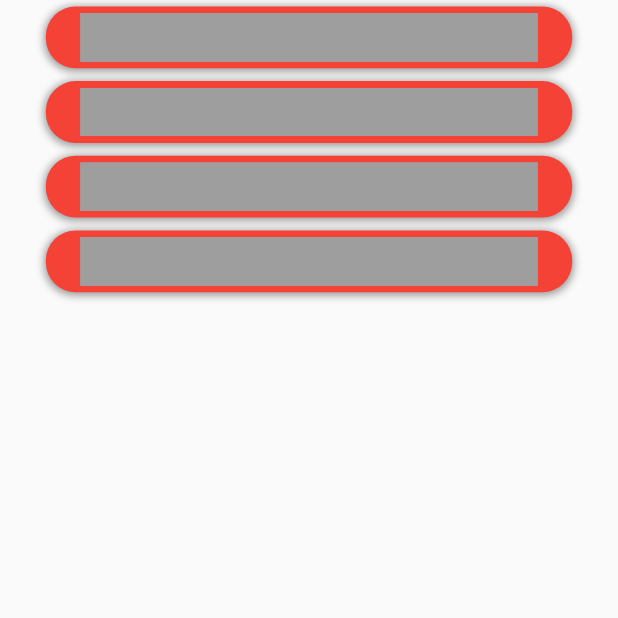
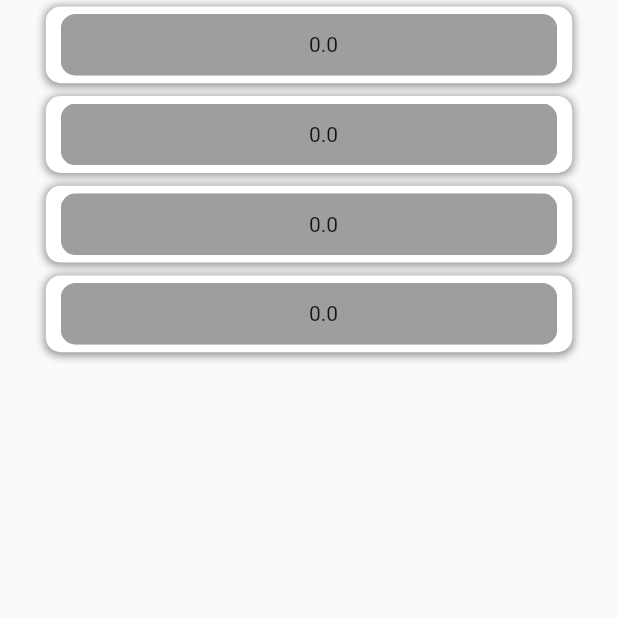
Before and after one commit to camilo1498/flutter_animation, a Flutter app: the ExpandedCardPage screen opened by its route, on a phone screen of 412 x 824 dp, the top half of it. Run offline on Flutter 3.47's test engine with Material 2 defaults, Android fonts, the phone set to English and light mode, and no system bars; our stand-ins replace dio, flutter_screenutil, get; statements that could not run were skipped.

Commit message:
added expandable animated container

```diff
--- a/lib/pages/expandable_nav_bar/expandable_nav_bar_controller.dart
+++ b/lib/pages/expandable_nav_bar/expandable_nav_bar_controller.dart
@@ -71,4 +71,5 @@ class ExpandableNavBarController extends GetxController with GetTickerProviderSt
     return lerpDouble(20, 0, value)?? 0.0;
   }
 
+
 }
--- /dev/null
+++ b/lib/pages/expanded_card/curves.dart
@@ -0,0 +1,92 @@
+import 'package:flutter/animation.dart';
+
+class ExpandableAnimatedContainerCurves {
+  static Curve get linear => Curves.linear;
+
+  static Curve get linearToEaseOut => const Cubic(0.35, 0.91, 0.33, 0.97);
+
+  static Curve get fastLinearToSlowEaseIn => const Cubic(0.18, 1.0, 0.04, 1.0);
+
+  static Curve get ease => const Cubic(0.25, 0.1, 0.25, 1.0);
+
+  static Curve get easeIn => const Cubic(0.42, 0.0, 1.0, 1.0);
+
+  static Curve get easeInToLinear => const Cubic(0.67, 0.03, 0.65, 0.09);
+
+  static Curve get easeInSine => const Cubic(0.47, 0.0, 0.745, 0.715);
+
+  static Curve get easeInQuad => const Cubic(0.55, 0.085, 0.68, 0.53);
+
+  static Curve get easeInCubic => const Cubic(0.55, 0.055, 0.675, 0.19);
+
+  static Curve get easeInQuart => const Cubic(0.895, 0.03, 0.685, 0.22);
+
+  static Curve get easeInQuint => const Cubic(0.755, 0.05, 0.855, 0.06);
+
+  static Curve get easeInExpo => const Cubic(0.95, 0.05, 0.795, 0.035);
+
+  static Curve get easeInCirc => const Cubic(0.6, 0.04, 0.98, 0.335);
+
+  static Curve get easeInBack => const Cubic(0.6, -0.28, 0.735, 0.045);
+
+  static Curve get easeOut => const Cubic(0.0, 0.0, 0.58, 1.0);
+
+  static Curve get easeOutSine => const Cubic(0.39, 0.575, 0.565, 1.0);
+
+  static Curve get easeOutQuad => const Cubic(0.25, 0.46, 0.45, 0.94);
+
+  static Curve get easeOutCubic => const Cubic(0.215, 0.61, 0.355, 1.0);
+
+  static Curve get easeOutQuart => const Cubic(0.165, 0.84, 0.44, 1.0);
+
+  static Curve get easeOutQuint => const Cubic(0.23, 1.0, 0.32, 1.0);
+
+  static Curve get easeOutExpo => const Cubic(0.19, 1.0, 0.22, 1.0);
+
+  static Curve get easeOutCirc => const Cubic(0.075, 0.82, 0.165, 1.0);
+
+  static Curve get easeOutBack => const Cubic(0.175, 0.885, 0.32, 1.275);
+
+  static Curve get easeInOut => const Cubic(0.42, 0.0, 0.58, 1.0);
+
+  static Curve get easeInOutSine => const Cubic(0.445, 0.05, 0.55, 0.95);
+
+  static Curve get easeInOutQuad => const Cubic(0.455, 0.03, 0.515, 0.955);
+
+  static Curve get easeInOutCubic => const Cubic(0.645, 0.045, 0.355, 1.0);
+
+  static Curve get easeInOutQuart => const Cubic(0.77, 0.0, 0.175, 1.0);
+
+  static Curve get easeInOutQuint => const Cubic(0.86, 0.0, 0.07, 1.0);
+
+  static Curve get easeInOutExpo => const Cubic(1.0, 0.0, 0.0, 1.0);
+
+  static Curve get easeInOutCirc => const Cubic(0.785, 0.135, 0.15, 0.86);
+
+  static Curve get easeInOutBack => const Cubic(0.68, -0.55, 0.265, 1.55);
+
+  static Curve get easeInOutCubicEmphasized => Curves.easeInOutCubicEmphasized;
+
+  static Curve get fastOutSlowIn => const Cubic(0.4, 0.0, 0.2, 1.0);
+
+  static Curve get slowMiddle => const Cubic(0.15, 0.85, 0.85, 0.15);
+
+  static Curve get bounceIn => Curves.bounceIn;
+
+  static Curve get bounceOut => Curves.bounceOut;
+
+  static Curve get bounceInOut => Curves.bounceInOut;
+
+  static Curve elasticIn({double? period}) {
+    return ElasticInCurve(period ?? 0.4);
+  }
+
+  static Curve elasticOut({double? period}) {
+    return ElasticOutCurve(period ?? 0.4);
+  }
+
+  static Curve elasticInOut({double? period}) {
+    return ElasticInOutCurve(period ?? 0.4);
+  }
+
+}
--- /dev/null
+++ b/lib/pages/expanded_card/expanded_animated_container.dart
@@ -0,0 +1,154 @@
+import 'dart:ui';
+
+import 'package:animations/pages/expanded_card/curves.dart';
+import 'package:flutter/material.dart';
+
+class ExpandableAnimatedContainer extends StatefulWidget {
+  /// widget that will show when container is not expand (it shows when the container is expand too)
+  final Widget firstChild;
+  /// widget that will show when container is expand
+  final Widget secondChild;
+  /// parent container decoration
+  final BoxDecoration? boxDecoration;
+  /// animation type, you can use Curves or [ExpandableAnimatedContainerCurves]
+  final Curve? curve;
+  /// container expandable animation duration
+  final Duration animationDuration;
+  /// parent container content padding
+  final EdgeInsets? padding;
+
+  const ExpandableAnimatedContainer({
+    Key? key,
+    required this.firstChild,
+    required this.secondChild,
+    this.boxDecoration,
+    this.curve,
+    this.animationDuration = const Duration(milliseconds: 1200),
+    this.padding
+  }) : super(key: key);
+
+  @override
+  State<ExpandableAnimatedContainer> createState() => _ExpandableAnimatedContainerState();
+}
+
+class _ExpandableAnimatedContainerState extends State<ExpandableAnimatedContainer> with SingleTickerProviderStateMixin{
+
+  /// controllers
+  late AnimationController animationController;
+
+  /// variables
+  ValueNotifier<bool> expanded = ValueNotifier<bool>(false);
+  double currentFirstHeight = 0.0;
+  double currentSecondHeight = 0.0;
+
+  /// global keys => it will be use to calculate the first and second child height
+  GlobalKey firstKey = GlobalKey();
+  GlobalKey secondKey = GlobalKey();
+
+  @override
+  void initState() {
+    /// init anim controller
+    animationController = AnimationController(vsync: this, duration: widget.animationDuration);
+
+    /// get children height
+    WidgetsBinding.instance.addPostFrameCallback((timeStamp) {
+      _getChildSize();
+    });
+    super.initState();
+  }
+
+  @override
+  void dispose() {
+    /// dispose anim controller
+    if(mounted) {
+      animationController.dispose();
+    }
+    super.dispose();
+  }
+
+  /// calculate child widgets size
+  _getChildSize() {
+    final RenderBox renderFirst = firstKey.currentContext!.findRenderObject() as RenderBox;
+    final RenderBox renderSecond = secondKey.currentContext!.findRenderObject() as RenderBox;
+    final sizeFirst = renderFirst.size;
+    final sizeSecond = renderSecond.size;
+    setState(() {
+      currentFirstHeight = sizeFirst.height + (widget.padding != null ? widget.padding!.vertical : 10);
+      currentSecondHeight = sizeSecond.height;
+    });
+  }
+
+  /// set container height by curve animation
+  double _expandableContainerHeight(double value, double minHeight, double maxHeight) {
+    currentFirstHeight = maxHeight;
+    if(lerpDouble(maxHeight, minHeight, value)! > 0.0) {
+      return lerpDouble(maxHeight, minHeight, value) ?? 0.0;
+    } else {
+      return 0.0;
+    }
+  }
+
+  @override
+  Widget build(BuildContext context) {
+    final Size size = MediaQuery.of(context).size;
+    return ValueListenableBuilder(
+      valueListenable: expanded,
+      builder: (_, expandedVal, __) => AnimatedBuilder(
+        animation: animationController,
+        builder: (_, __) {
+          final double value = (widget.curve ?? ExpandableAnimatedContainerCurves.elasticInOut(period: 0.4)).transform(animationController.value);
+          return GestureDetector(
+            onTap: () {
+              setState(() {
+                expanded.value = !expandedVal;
+              });
+              if(expandedVal) {
+                animationController.reverse(from: 1.0);
+              } else {
+                animationController.forward(from: 0.0);
+              }
+            },
+            child: Container(
+              width: size.width,
+              height: _expandableContainerHeight(value, currentSecondHeight , currentFirstHeight),
+              padding: widget.padding ?? const EdgeInsets.symmetric(horizontal: 10, vertical: 5),
+              decoration: widget.boxDecoration ?? BoxDecoration(
+                color: Colors.white,
+                borderRadius: BorderRadius.circular(10),
+                boxShadow: [
+                  BoxShadow(
+                      color: Colors.black.withOpacity(0.4),
+                      offset: const Offset(0, 1),
+                      spreadRadius: 1,
+                      blurRadius: 4
+                  )
+                ]
+              ),
+              child: ClipRRect(
+                borderRadius: widget.boxDecoration != null ? widget.boxDecoration!.borderRadius ?? BorderRadius.circular(10): BorderRadius.circular(10),
+                child: SingleChildScrollView(
+                  physics: const  NeverScrollableScrollPhysics(),
+                  child: Column(
+                    children: [
+                      SizedBox(
+                        key: firstKey,
+                        child: widget.firstChild,
+                      ),
+                      Column(
+                        key: secondKey,
+                        children: [
+                          const SizedBox(height: 10),
+                          widget.secondChild
+                        ],
+                      )
+                    ],
+                  ),
+                ),
+              ),
+            ),
+          );
+        },
+      ),
+    );
+  }
+}
--- a/lib/pages/expanded_card/expanded_card_controller.dart
+++ b/lib/pages/expanded_card/expanded_card_controller.dart
@@ -8,6 +8,7 @@ class ExpandedCardController extends GetxController with GetTickerProviderStateM
   late final AnimationController animController;
   bool expanded = false;
   double currentHeight = 0.0;
+  double currentVal = 0.0;
 
   @override
   void onInit() {
@@ -39,4 +40,6 @@ class ExpandedCardController extends GetxController with GetTickerProviderStateM
     }
   }
 
+
+
 }
--- a/lib/pages/expanded_card/expanded_card_page.dart
+++ b/lib/pages/expanded_card/expanded_card_page.dart
@@ -1,5 +1,6 @@
 import 'dart:ui';
 
+import 'package:animations/pages/expanded_card/expanded_animated_container.dart';
 import 'package:animations/pages/expanded_card/expanded_card_controller.dart';
 import 'package:flutter/material.dart';
 import 'package:flutter_screenutil/flutter_screenutil.dart';
@@ -22,22 +23,32 @@ class _ExpandedCardPageState extends State<ExpandedCardPage> {
     return GetBuilder<ExpandedCardController>(
       builder: (ctrl) => Scaffold(
         body: Padding(
-          padding: EdgeInsets.symmetric(horizontal: 80.w),
+          padding: EdgeInsets.symmetric(horizontal: 60.w),
           child: SafeArea(
             child: SingleChildScrollView(
               child: Column(
                 children: List.generate(4, (index) => Padding(
                   padding: EdgeInsets.symmetric(vertical: 10.h),
-                  child: ExpandedContainer(
+                  child: Padding(
+                    padding: EdgeInsets.symmetric(horizontal: 20.w),
+                    child: ExpandableAnimatedContainer(
+                      curve: Curves.easeInOut,
                       firstChild: Container(
                         color: Colors.grey,
                         width: screenUtil.screenWidth,
                         height: screenUtil.screenHeight * 0.05,
+                        child: Row(
+                          children: [
+                            Expanded(child: Container()),
+                            Expanded(child: Text(ctrl.currentVal.toString()))
+                          ],
+                        ),
                       ),
                       secondChild: Container(
-                    height: screenUtil.screenHeight *( index * 0.1),
+                      height: screenUtil.screenHeight *( index * 0.5),
                     width: screenUtil.screenWidth,
                     color: Colors.white,
+                    ),
                     ),
                   ),
                 )).toList()
@@ -49,122 +60,3 @@ class _ExpandedCardPageState extends State<ExpandedCardPage> {
     );
   }
 }
-
-class ExpandedContainer extends StatefulWidget {
-  final Widget firstChild;
-  final Widget secondChild;
-  const ExpandedContainer({
-    Key? key,
-    required this.firstChild,
-    required this.secondChild
-  }) : super(key: key);
-
-  @override
-  State<ExpandedContainer> createState() => _ExpandedContainerState();
-}
-
-class _ExpandedContainerState extends State<ExpandedContainer>  with SingleTickerProviderStateMixin{
-
-  /// controllers
-  late AnimationController animationController;
-
-  /// variables
-  bool expanded = false;
-  double currentFirstHeight = 0.0;
-  double currentSecondHeight = 0.0;
-
-  GlobalKey firstKey = GlobalKey();
-  GlobalKey secondKey = GlobalKey();
-
-  @override
-  void initState() {
-    animationController = AnimationController(vsync: this, duration: const Duration(milliseconds: 800));
-    WidgetsBinding.instance.addPostFrameCallback((timeStamp) {
-      _getSizes();
-    });
-    animationController.forward();
-    super.initState();
-  }
-
-  @override
-  void dispose() {
-    animationController.dispose();
-    super.dispose();
-  }
-
-  _getSizes() {
-    final RenderBox renderFirst = firstKey.currentContext!.findRenderObject() as RenderBox;
-    final RenderBox renderSecond = secondKey.currentContext!.findRenderObject() as RenderBox;
-    final sizeFirst = renderFirst.size;
-    final sizeSecond = renderSecond.size;
-    setState(() {
-      currentFirstHeight = sizeFirst.height;
-      currentSecondHeight = sizeSecond.height;
-    });
-  }
-
-  double positionedHeight(double value, double minHeight, double maxHeight) {
-    currentFirstHeight = maxHeight;
-    return lerpDouble(minHeight, maxHeight, value) ?? 0.0;
-  }
-
-  @override
-  Widget build(BuildContext context) {
-    final ScreenUtil screenUtil = ScreenUtil();
-    return AnimatedBuilder(
-      animation: animationController,
-      builder: (context, child) {
-        final value = const ElasticInOutCurve(0.7).transform(animationController.value);
-        return GestureDetector(
-          onTap: () {
-            setState(() {
-              _getSizes();
-              expanded = !expanded;
-            });
-            if(expanded) {
-              animationController.reverse();
-            } else {
-              animationController.forward(from: 0);
-            }
-          },
-          child: Container(
-            width: screenUtil.screenWidth,
-            height: positionedHeight(value, currentSecondHeight, currentFirstHeight),
-            padding: EdgeInsets.symmetric(horizontal: 60.w, vertical: 10.h),
-            decoration: BoxDecoration(
-                color: Colors.red,
-                borderRadius: BorderRadius.circular(20),
-                boxShadow: [
-                  BoxShadow(
-                      color: Colors.black.withOpacity(0.4),
-                      offset: const Offset(0, 1),
-                      spreadRadius: 1,
-                      blurRadius: 4
-                  )
-                ]
-            ),
-            child: SingleChildScrollView(
-              physics: const NeverScrollableScrollPhysics(),
-              child: Column(
-                children: [
-                 SizedBox(
-                   key: firstKey,
-                   child: widget.firstChild,
-                 ),
-                  Column(
-                    key: secondKey,
-                    children: [
-                      20.verticalSpace,
-                      widget.secondChild
-                    ],
-                  )
-
-                ],
-              ),
-            ),
-          ),
-        );
-      },
-    );
-  }
-}
```
Lines whose indentation alone changed are shown as unchanged.
